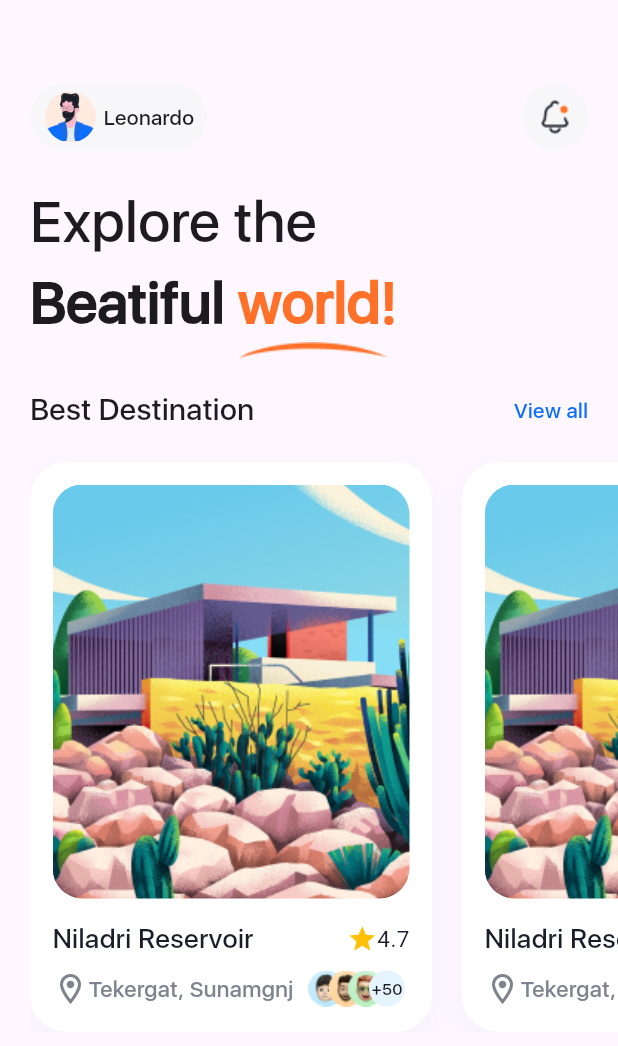
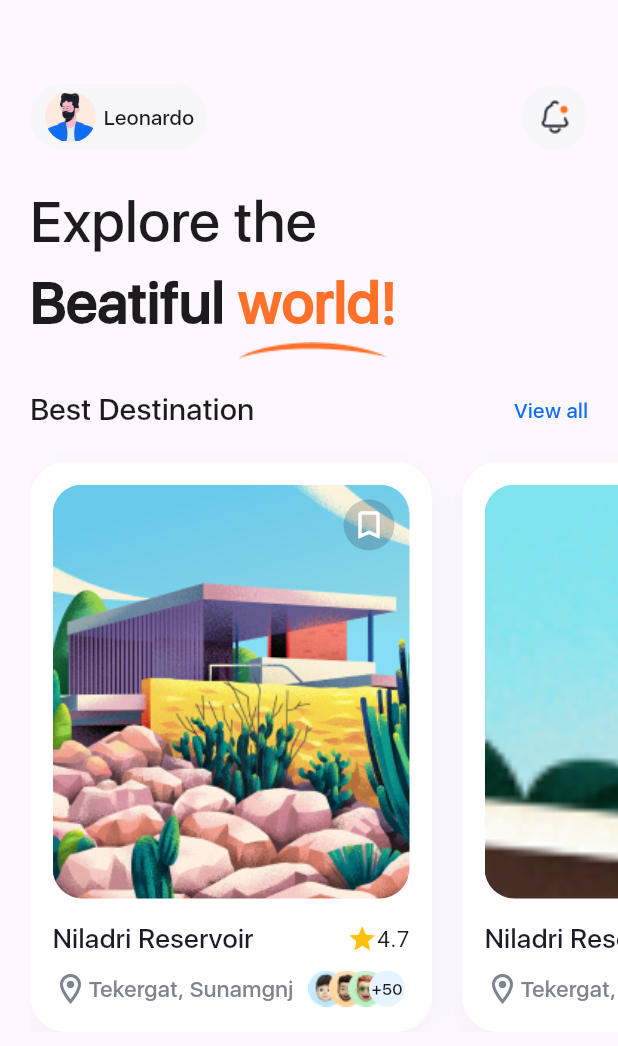
Before and after one commit to obidkhandev/homework---14-UI, a Flutter app: the HomeScreenUi14 screen opened directly, on a phone screen of 412 x 824 dp. Shown: the top 1046 px of the screen. Run offline on Flutter 3.47's test engine with Material 3 defaults, Android fonts, the phone set to English and light mode, and no system bars; our stand-ins replace fl_chart, flutter_svg, persistent_bottom_nav_bar.

Commit message:
edited homepage

```diff
--- a/lib/ui_14/pages/home/home_screen.dart
+++ b/lib/ui_14/pages/home/home_screen.dart
@@ -1,7 +1,7 @@
 import 'package:flutter/material.dart';
 import 'package:modul_4_homework_obidxon/ui_14/compotations.dart';
 import 'package:modul_4_homework_obidxon/ui_14/widget/person_circle.dart';
-
+import 'package:modul_4_homework_obidxon/ui_14/widget/travel_card.dart';
 
 class HomeScreenUi14 extends StatefulWidget {
   const HomeScreenUi14({super.key});
@@ -9,7 +9,6 @@ class HomeScreenUi14 extends StatefulWidget {
   @override
   State<HomeScreenUi14> createState() => _HomeScreenUi14State();
 }
-
 
 class _HomeScreenUi14State extends State<HomeScreenUi14> {
   @override
@@ -30,7 +29,7 @@ class _HomeScreenUi14State extends State<HomeScreenUi14> {
                   padding: const EdgeInsets.all(5),
                   decoration: BoxDecoration(
                     borderRadius: BorderRadius.circular(22),
-                    color: Color.fromRGBO(247, 247, 249, 1),
+                    color: const Color.fromRGBO(247, 247, 249, 1),
                   ),
                   child: const Row(
                     mainAxisAlignment: MainAxisAlignment.spaceEvenly,
@@ -65,10 +64,8 @@ class _HomeScreenUi14State extends State<HomeScreenUi14> {
                 )
               ],
             ),
-            SizedBox(
-              height: 20,
-            ),
-            Text(
+            const SizedBox(height: 20),
+            const Text(
               'Explore the',
               style: TextStyle(
                 fontFamily: "SF UI Display",
@@ -137,9 +134,20 @@ class _HomeScreenUi14State extends State<HomeScreenUi14> {
                 padding: const EdgeInsets.only(right: 20, top: 20),
                 scrollDirection: Axis.horizontal,
                 children: [
-                  TravelCard(),
-                  SizedBox(width: 20,),
-                  TravelCard(),
+                  TravelCard(
+                    image: "assets/ui_14/images/Rectangle 27.png",
+                    rating: 4.7,
+                    locationName: "Tekergat, Sunamgnj",
+                    title: "Niladri Reservoir",
+                    press: () {},
+                  ),
+                  const SizedBox(width: 20),
+                  TravelCard(
+                    image: "assets/ui_14/images/Rectangle 34.png",
+                    rating: 4.8,
+                    locationName: "Tekergat, Sunamgnj",
+                    title: "Niladri Reservoir",
+                  ),
                 ],
               ),
             ),
@@ -149,121 +157,3 @@ class _HomeScreenUi14State extends State<HomeScreenUi14> {
     );
   }
 }
-
-class TravelCard extends StatelessWidget {
-  const TravelCard({
-    super.key,
-  });
-
-  @override
-  Widget build(BuildContext context) {
-    return Container(
-      height: 384,
-      width: 268,
-      padding: const EdgeInsets.all(15),
-      decoration: BoxDecoration(
-          color: Colors.white,
-          borderRadius: BorderRadius.circular(24),
-          boxShadow: const [
-            BoxShadow(
-                offset: Offset(0, 6),
-                blurRadius: 16,
-                color: Color.fromRGBO(180, 188, 201, 0.12))
-          ],),
-      child: Column(
-        children: [
-          Container(
-            height: 276,
-            width: 240,
-            decoration: BoxDecoration(
-              borderRadius: BorderRadius.circular(20),
-              image: DecorationImage(
-                fit: BoxFit.cover,
-                image: AssetImage(
-                    'assets/ui_14/images/Rectangle 27.png'),
-              ),
-            ),
-          ),
-          SizedBox(height: 14,),
-          const Row(
-            children: [
-              Text(
-                'Niladri Reservoir',
-                style: TextStyle(
-                  fontWeight: FontWeight.w500,
-                  fontFamily: "SF UI Display",
-                  fontSize: 18,
-                  color: kTextColorUi14,
-                ),
-              ),
-              Spacer(),
-              Icon(
-                Icons.star,
-                color: Colors.amber,
-                size: 20,
-              ),
-              Text(
-                "4.7",
-                style: TextStyle(
-                    fontWeight: FontWeight.w400,
-                    fontSize: 15,
-                    color: kTextColorUi14),
-              )
-            ],
-          ),
-          SizedBox(height: 8,),
-          Stack(
-            children: [
-              Row(
-                children: [
-                  const Icon(
-                    Icons.location_on_outlined,
-                    color: kSubTextColorUi14,
-                  ),
-                  const Text(
-                    "Tekergat, Sunamgnj",
-                    style: TextStyle(
-                      fontFamily: "SF UI Display",
-                      color: kSubTextColorUi14,
-                      fontSize: 15,
-                      fontWeight: FontWeight.w400,
-                    ),
-                  ),
-                  SizedBox(
-                    width: 10,
-                  ),
-                  Image.asset(
-                      "assets/ui_14/images/Ellipse 21.png"),
-                ],
-              ),
-              Positioned(
-                right: 30,
-                child: Image.asset(
-                    "assets/ui_14/images/Ellipse 23.png"),
-              ),
-              Positioned(
-                right: 17,
-                child: Image.asset(
-                    "assets/ui_14/images/Ellipse 25.png",),
-              ),
-              Positioned(
-                right: 3,
-                child: Container(
-                  alignment: Alignment.center,
-                  height: 24,
-                  width: 24,
-                  decoration: const BoxDecoration(
-                    shape: BoxShape.circle,
-                    color: Color.fromRGBO(229, 244, 255, 1),
-
-                  ),
-                  child: const Text("+50",style: TextStyle(fontFamily: "SF UI Display",fontSize: 11,fontWeight: FontWeight.w400,),),
-                ),
-              )
-            ],
-          ),
-        ],
-      ),
-    );
-  }
-}
--- /dev/null
+++ b/lib/ui_14/widget/location_and_profiles.dart
@@ -0,0 +1,71 @@
+import 'package:flutter/material.dart';
+import 'package:modul_4_homework_obidxon/ui_14/compotations.dart';
+
+class LocationAndProfilesStack extends StatelessWidget {
+  final String locationName;
+  final Color color;
+  const LocationAndProfilesStack({
+    super.key,
+    required this.locationName,
+    required this.color,
+  });
+
+  @override
+  Widget build(BuildContext context) {
+    return Stack(
+      children: [
+        Row(
+          children: [
+            const Icon(
+              Icons.location_on_outlined,
+              color: kSubTextColorUi14,
+            ),
+            Text(
+              locationName,
+              style: TextStyle(
+                fontFamily: "SF UI Display",
+                color: color,
+                fontSize: 15,
+                fontWeight: FontWeight.w400,
+              ),
+            ),
+            SizedBox(
+              width: 10,
+            ),
+            Image.asset("assets/ui_14/images/Ellipse 21.png"),
+          ],
+        ),
+        Positioned(
+          right: 30,
+          child: Image.asset("assets/ui_14/images/Ellipse 23.png"),
+        ),
+        Positioned(
+          right: 17,
+          child: Image.asset(
+            "assets/ui_14/images/Ellipse 25.png",
+          ),
+        ),
+        Positioned(
+          right: 3,
+          child: Container(
+            alignment: Alignment.center,
+            height: 24,
+            width: 24,
+            decoration: const BoxDecoration(
+              shape: BoxShape.circle,
+              color: Color.fromRGBO(229, 244, 255, 1),
+            ),
+            child: const Text(
+              "+50",
+              style: TextStyle(
+                fontFamily: "SF UI Display",
+                fontSize: 11,
+                fontWeight: FontWeight.w400,
+              ),
+            ),
+          ),
+        )
+      ],
+    );
+  }
+}
--- /dev/null
+++ b/lib/ui_14/widget/travel_card.dart
@@ -0,0 +1,104 @@
+import 'package:flutter/material.dart';
+import 'package:modul_4_homework_obidxon/ui_14/compotations.dart';
+import 'package:modul_4_homework_obidxon/ui_14/widget/location_and_profiles.dart';
+
+class TravelCard extends StatelessWidget {
+  final String image;
+  final double rating;
+  final String locationName;
+  final String title;
+  final Function()? press;
+  const TravelCard({
+    super.key,
+    required this.image,
+    required this.rating,
+    required this.locationName,
+    required this.title,
+    this.press,
+  });
+
+  @override
+  Widget build(BuildContext context) {
+    return Container(
+      height: 384,
+      width: 268,
+      padding: const EdgeInsets.all(15),
+      decoration: BoxDecoration(
+        color: Colors.white,
+        borderRadius: BorderRadius.circular(24),
+        boxShadow: const [
+          BoxShadow(
+              offset: Offset(0, 6),
+              blurRadius: 16,
+              color: Color.fromRGBO(180, 188, 201, 0.12))
+        ],
+      ),
+      child: Column(
+        children: [
+          GestureDetector(
+            onTap: press,
+            child: Container(
+              alignment: Alignment.topRight,
+              padding: const EdgeInsets.only(right: 10, top: 10),
+              height: 276,
+              width: 240,
+              decoration: BoxDecoration(
+                borderRadius: BorderRadius.circular(20),
+                image: DecorationImage(
+                  fit: BoxFit.cover,
+                  image: AssetImage(image),
+                ),
+              ),
+              child: Container(
+                alignment: Alignment.center,
+                height: 34,
+                width: 34,
+                decoration: BoxDecoration(
+                  shape: BoxShape.circle,
+                  color: kTextColorUi14.withOpacity(.2),
+                ),
+                child: Icon(
+                  Icons.bookmark_border_outlined,
+                  color: Colors.white,
+                ),
+              ),
+            ),
+          ),
+          SizedBox(height: 14),
+          Row(
+            children: [
+              Text(
+                title,
+                style: const TextStyle(
+                  fontWeight: FontWeight.w500,
+                  fontFamily: "SF UI Display",
+                  fontSize: 18,
+                  color: kTextColorUi14,
+                ),
+              ),
+              const Spacer(),
+              const Icon(
+                Icons.star,
+                color: Colors.amber,
+                size: 20,
+              ),
+              Text(
+                "$rating",
+                style: TextStyle(
+                  fontWeight: FontWeight.w400,
+                  fontSize: 15,
+                  color: kTextColorUi14,
+                ),
+              )
+            ],
+          ),
+          const SizedBox(height: 8),
+          LocationAndProfilesStack(
+            locationName: locationName,
+            color: kSubTextColorUi14,
+          ),
+        ],
+      ),
+    );
+  }
+}
```
